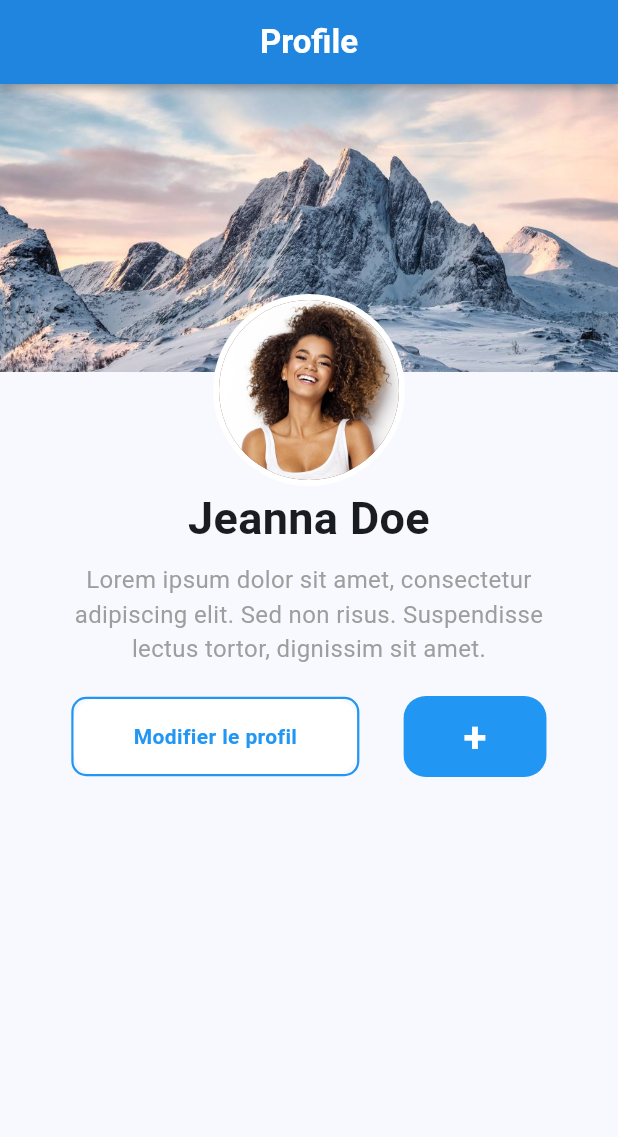
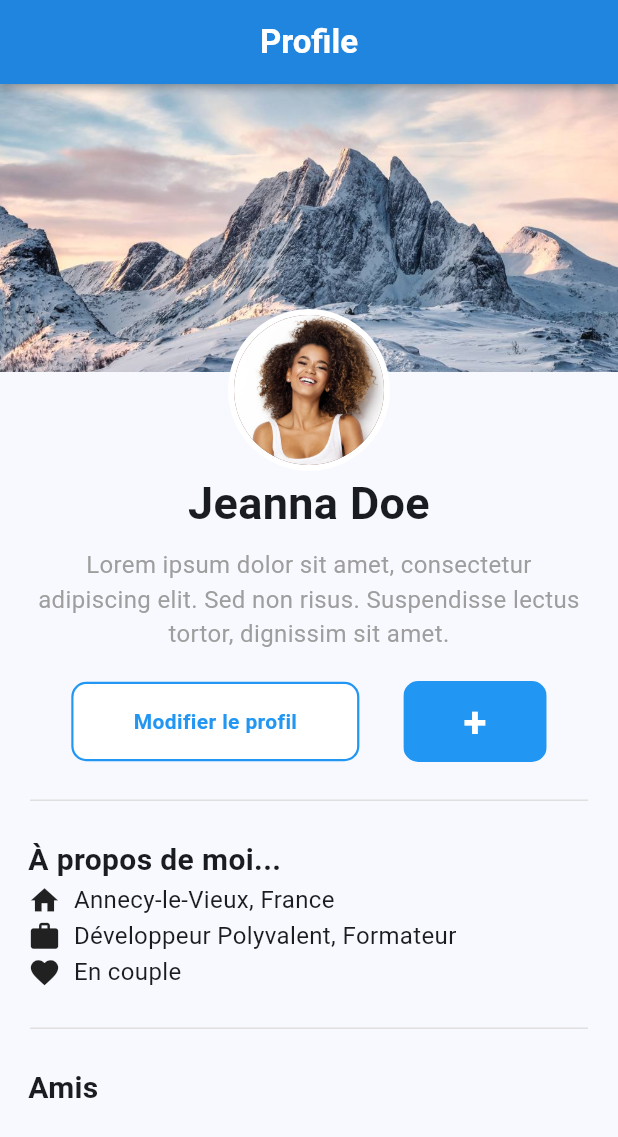
Before and after one commit to anastasiiaal/project_flutter, a Flutter app: the screen it shows after launch, on a phone screen of 412 x 824 dp. Shown: the top 1137 px of the screen. Run offline on Flutter 3.47's test engine with Material 3 defaults, Android fonts, the phone set to English and light mode, and no system bars.

Commit message:
section 'à propos' finished

```diff
--- a/lib/main.dart
+++ b/lib/main.dart
@@ -13,21 +13,6 @@ class MyApp extends StatelessWidget {
     return MaterialApp(
       title: 'Flutter Demo',
       theme: ThemeData(
-        // This is the theme of your application.
-        //
-        // TRY THIS: Try running your application with "flutter run". You'll see
-        // the application has a purple toolbar. Then, without quitting the app,
-        // try changing the seedColor in the colorScheme below to Colors.green
-        // and then invoke "hot reload" (save your changes or press the "hot
-        // reload" button in a Flutter-supported IDE, or press "r" if you used
-        // the command line to start the app).
-        //
-        // Notice that the counter didn't reset back to zero; the application
-        // state is not lost during the reload. To reset the state, use hot
-        // restart instead.
-        //
-        // This works for code too, not just values: Most code changes can be
-        // tested with just a hot reload.
         colorScheme: ColorScheme.fromSeed(seedColor: Colors.blue),
         useMaterial3: true,
       ),
@@ -43,6 +28,7 @@ class MyFirstUI extends StatelessWidget {
   Widget build(BuildContext context) {
     Size size = MediaQuery.of(context).size;
     double width = MediaQuery.of(context).size.width;
+    double containerWidth = width / 1.1;
     double appBarHeight = AppBar().preferredSize.height;
     double height = MediaQuery.of(context).size.height - appBarHeight;
 
@@ -74,19 +60,19 @@ class MyFirstUI extends StatelessWidget {
                 Row(children: [
                   Container(
                     width: width,
-                    margin: EdgeInsets.fromLTRB(0, 140, 0, 0),
+                    margin: const EdgeInsets.fromLTRB(0, 150, 0, 0),
                     child: Stack(
                       alignment: Alignment.center,
                       children: [
                         const CircleAvatar(
                           backgroundColor: Colors.white,
-                          radius: 64,
+                          radius: 54,
                         ),
                         CircleAvatar(
-                          backgroundColor: Colors.brown.shade500,
-                          foregroundImage: const AssetImage('images/girl.jpg'),
-                          radius: 60,
-                        )
+                            backgroundColor: Colors.brown.shade500,
+                            foregroundImage:
+                                const AssetImage('images/girl.jpg'),
+                            radius: 50)
                       ],
                     ),
                   ),
@@ -99,7 +85,7 @@ class MyFirstUI extends StatelessWidget {
               style: TextStyle(fontWeight: FontWeight.bold, fontSize: 30),
             ),
             SizedBox(
-                width: width / 1.15,
+                width: containerWidth,
                 child: const Padding(
                   padding: EdgeInsets.only(top: 8.0, bottom: 20.0),
                   child: Text(
@@ -118,7 +104,7 @@ class MyFirstUI extends StatelessWidget {
                         border: Border.all(width: 1.5, color: Colors.blue),
                         borderRadius: BorderRadius.circular(10.0)),
                     child: ClipRRect(
-                      borderRadius: BorderRadius.circular(15.0),
+                      borderRadius: BorderRadius.circular(10.0),
                       child: Container(
                         padding: const EdgeInsets.symmetric(
                             horizontal: 40, vertical: 15),
@@ -135,7 +121,7 @@ class MyFirstUI extends StatelessWidget {
                     ),
                   ),
                   ClipRRect(
-                    borderRadius: BorderRadius.circular(15.0),
+                    borderRadius: BorderRadius.circular(10.0),
                     child: Container(
                       padding: const EdgeInsets.symmetric(
                           horizontal: 40, vertical: 7),
@@ -154,7 +140,86 @@ class MyFirstUI extends StatelessWidget {
                   ),
                 ],
               ),
-            )
+            ),
+            Container(
+              padding: const EdgeInsets.symmetric(horizontal: 20, vertical: 25),
+              child: Divider(
+                color: Colors.grey[300],
+                thickness: 1,
+                height: 1,
+              ),
+            ),
+            SizedBox(
+              width: containerWidth,
+              child: const Row(children: [
+                Text(
+                  'À propos de moi...',
+                  style: TextStyle(fontWeight: FontWeight.bold, fontSize: 20),
+                ),
+              ]),
+            ),
+            SizedBox(
+              width: containerWidth,
+              child: const Row(children: [
+                Icon(
+                  Icons.home,
+                  color: Colors.black87,
+                  size: 22,
+                  semanticLabel: 'Text to announce in accessibility modes'
+                ),
+                Text(
+                  '  Annecy-le-Vieux, France',
+                  style: TextStyle(fontSize: 16, height: 1.5),
+                ),
+              ]),
+            ),
+            SizedBox(
+              width: containerWidth,
+              child: const Row(children: [
+                Icon(
+                    Icons.work,
+                    color: Colors.black87,
+                    size: 22,
+                    semanticLabel: 'Text to announce in accessibility modes'
+                ),
+                Text(
+                  '  Développeur Polyvalent, Formateur',
+                  style: TextStyle(fontSize: 16, height: 1.5),
+                ),
+              ]),
+            ),
+            SizedBox(
+              width: containerWidth,
+              child: const Row(children: [
+                Icon(
+                    Icons.favorite,
+                    color: Colors.black87,
+                    size: 22,
+                    semanticLabel: 'Text to announce in accessibility modes'
+                ),
+                Text(
+                  '  En couple',
+                  style: TextStyle(fontSize: 16, height: 1.5),
+                ),
+              ]),
+            ),
+            Container(
+              padding: const EdgeInsets.symmetric(horizontal: 20, vertical: 25),
+              child: Divider(
+                color: Colors.grey[300],
+                thickness: 1,
+                height: 1,
+              ),
+            ),
+            SizedBox(
+              width: containerWidth,
+              child: const Row(children: [
+                Text(
+                  'Amis',
+                  style: TextStyle(fontWeight: FontWeight.bold, fontSize: 20),
+                ),
+              ]),
+            ),
           ],
         ));
   }
```
